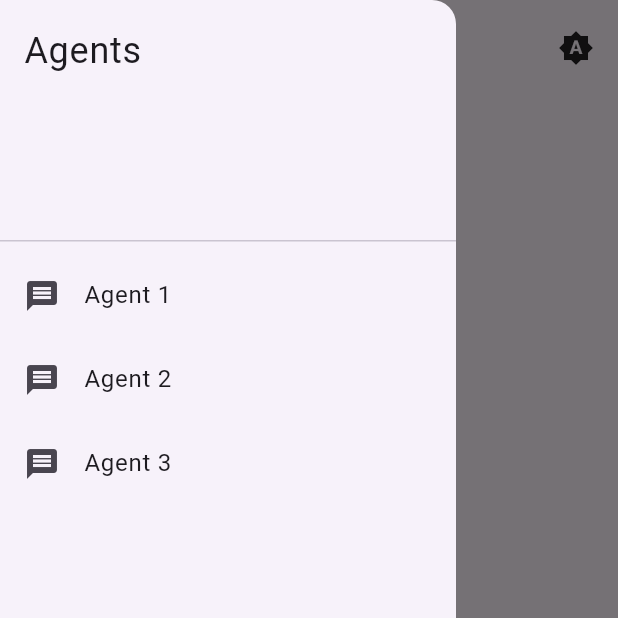
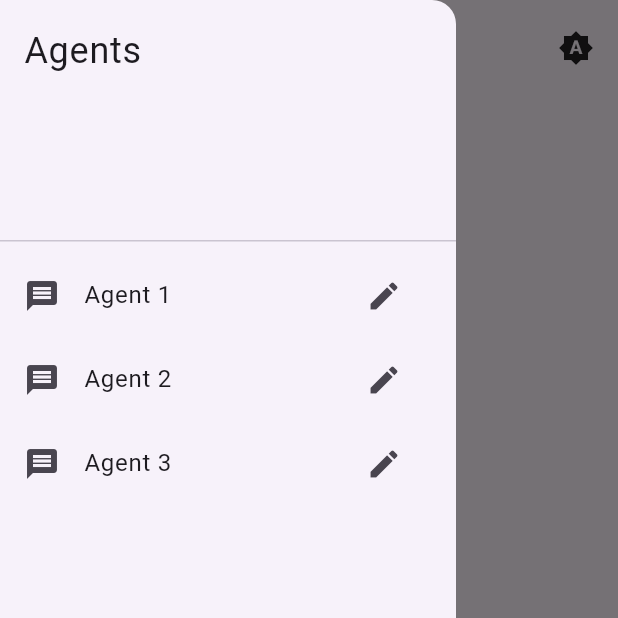
Before and after one commit to tianhaoz95/moollama, a Flutter app: the screen it shows after launch, with the side drawer open, on a phone screen of 412 x 824 dp, the top half of it. Run offline on Flutter 3.47's test engine with Material 3 defaults, Android fonts, the phone set to English and light mode, and no system bars; our stand-ins replace shared_preferences, sqflite_common_ffi; accounts and stored records are empty.

Commit message:
feat: add UI for modify agent name

```diff
--- a/lib/main.dart
+++ b/lib/main.dart
@@ -53,11 +53,22 @@ class SecretAgentHome extends StatefulWidget {
   State<SecretAgentHome> createState() => _SecretAgentHomeState();
 }
 
+class Agent {
+  String name;
+
+  Agent(this.name);
+}
+
 class _SecretAgentHomeState extends State<SecretAgentHome> {
   final TextEditingController _textController = TextEditingController();
   final List<String> _messages = [];
   final DatabaseHelper _dbHelper = DatabaseHelper();
   late Future<List<String>> _messagesFuture;
+  List<Agent> _agents = [
+    Agent('Agent 1'),
+    Agent('Agent 2'),
+    Agent('Agent 3'),
+  ];
 
   @override
   void initState() {
@@ -91,6 +102,46 @@ class _SecretAgentHomeState extends State<SecretAgentHome> {
     });
   }
 
+  void _renameAgent(int index, String newName) {
+    setState(() {
+      _agents[index].name = newName;
+    });
+  }
+
+  Future<void> _showRenameDialog(BuildContext context, int index) async {
+    final TextEditingController renameController = TextEditingController(text: _agents[index].name);
+    final newName = await showDialog<String>(
+      context: context,
+      builder: (BuildContext context) {
+        return AlertDialog(
+          title: const Text('Rename Agent'),
+          content: TextField(
+            controller: renameController,
+            decoration: const InputDecoration(hintText: "Enter new agent name"),
+          ),
+          actions: <Widget>[
+            TextButton(
+              child: const Text('Cancel'),
+              onPressed: () {
+                Navigator.of(context).pop();
+              },
+            ),
+            TextButton(
+              child: const Text('Rename'),
+              onPressed: () {
+                Navigator.of(context).pop(renameController.text);
+              },
+            ),
+          ],
+        );
+      },
+    );
+
+    if (newName != null && newName.isNotEmpty) {
+      _renameAgent(index, newName);
+    }
+  }
+
   @override
   Widget build(BuildContext context) {
     return Scaffold(
@@ -100,22 +151,21 @@ class _SecretAgentHomeState extends State<SecretAgentHome> {
             Expanded(
               child: ListView(
                 padding: EdgeInsets.zero,
-                children: const <Widget>[
-                  DrawerHeader(
+                children: <Widget>[
+                  const DrawerHeader(
                     child: Text(
                       'Agents',
                       style: TextStyle(fontSize: 24),
                     ),
                   ),
-                  _AgentItem(
-                    title: 'Agent 1',
-                  ),
-                  _AgentItem(
-                    title: 'Agent 2',
-                  ),
-                  _AgentItem(
-                    title: 'Agent 3',
-                  ),
+                  ..._agents.asMap().entries.map((entry) {
+                    int idx = entry.key;
+                    Agent agent = entry.value;
+                    return _AgentItem(
+                      title: agent.name,
+                      onRename: () => _showRenameDialog(context, idx),
+                    );
+                  }).toList(),
                 ],
               ),
             ),
@@ -311,14 +361,19 @@ class _SecretAgentHomeState extends State<SecretAgentHome> {
 
 class _AgentItem extends StatelessWidget {
   final String title;
+  final VoidCallback onRename;
 
-  const _AgentItem({required this.title});
+  const _AgentItem({required this.title, required this.onRename});
 
   @override
   Widget build(BuildContext context) {
     return ListTile(
       leading: const Icon(Icons.message),
       title: Text(title),
+      trailing: IconButton(
+        icon: const Icon(Icons.edit),
+        onPressed: onRename,
+      ),
     );
   }
 }
```
